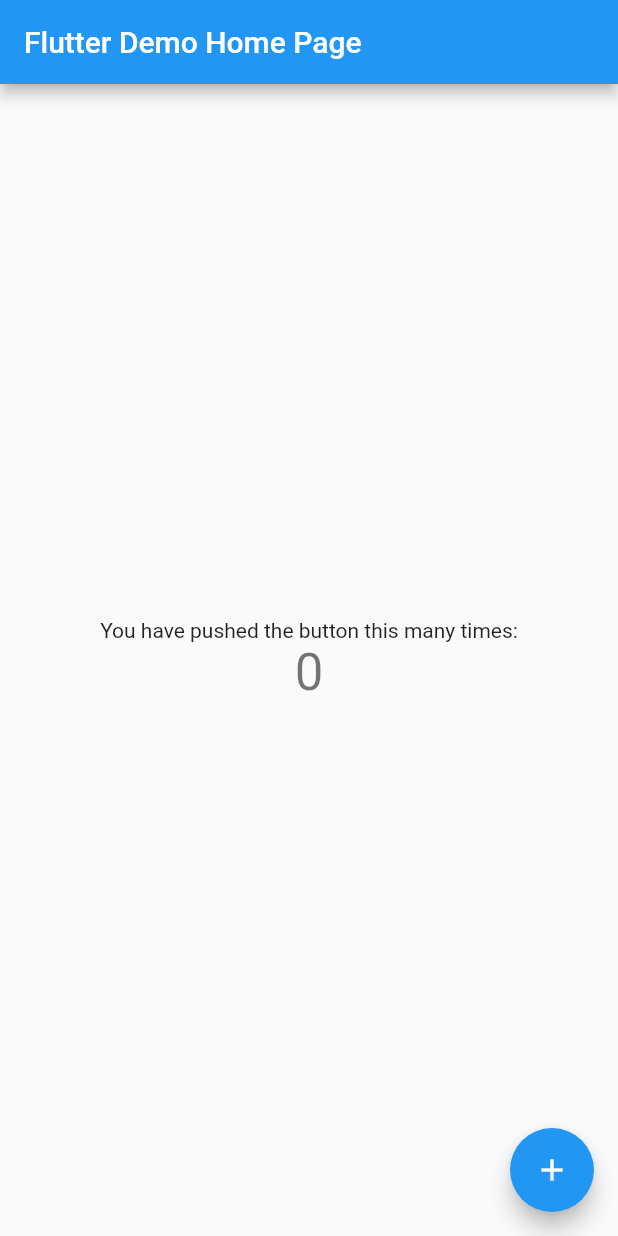
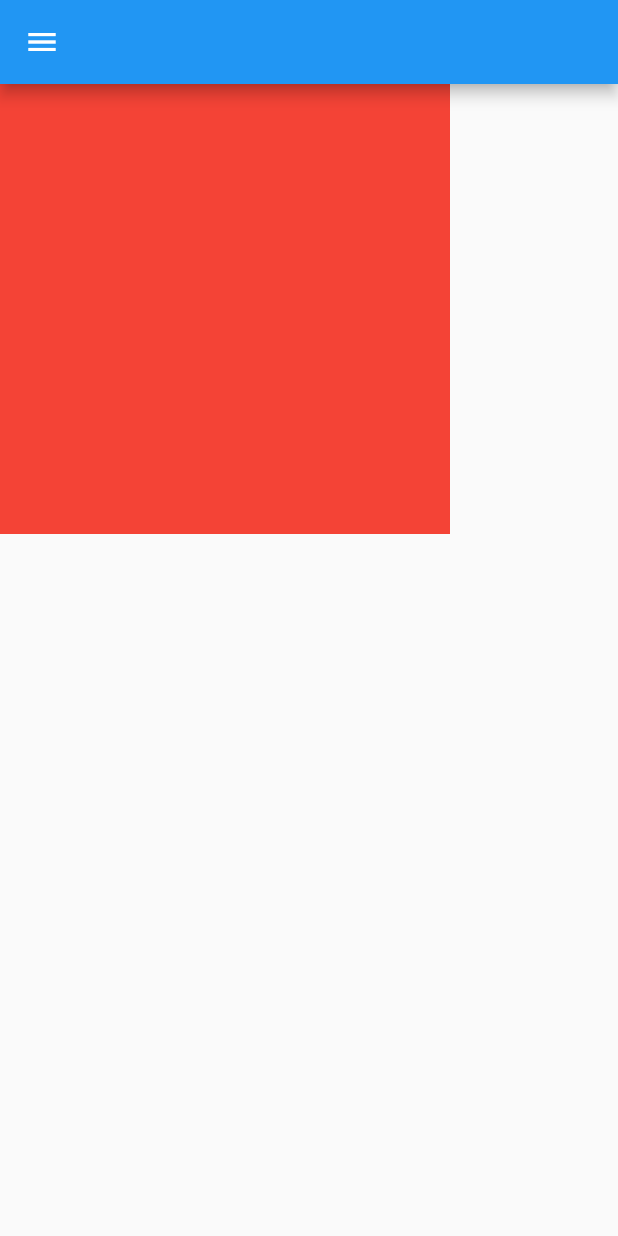
Before and after one commit to rajurai369/DSA, a Flutter app: the screen it shows after launch, on a phone screen of 412 x 824 dp. Run offline on Flutter 3.47's test engine with Material 2 defaults, Android fonts, the phone set to English and light mode, and no system bars.

Commit message:
view added

```diff
--- a/lib/main.dart
+++ b/lib/main.dart
@@ -1,3 +1,4 @@
+import 'package:dharanschool/view/home.dart';
 import 'package:flutter/material.dart';
 
 void main() {
@@ -11,6 +12,7 @@
   @override
   Widget build(BuildContext context) {
     return MaterialApp(
+      debugShowCheckedModeBanner: false,
       title: 'Flutter Demo',
       theme: ThemeData(
         // This is the theme of your application.
@@ -24,92 +26,7 @@
         // is not restarted.
         primarySwatch: Colors.blue,
       ),
-      home: const MyHomePage(title: 'Flutter Demo Home Page'),
+      home: const HomeView(),
     );
   }
 }
-
-class MyHomePage extends StatefulWidget {
-  const MyHomePage({super.key, required this.title});
-
-  // This widget is the home page of your application. It is stateful, meaning
-  // that it has a State object (defined below) that contains fields that affect
-  // how it looks.
-
-  // This class is the configuration for the state. It holds the values (in this
-  // case the title) provided by the parent (in this case the App widget) and
-  // used by the build method of the State. Fields in a Widget subclass are
-  // always marked "final".
-
-  final String title;
-
-  @override
-  State<MyHomePage> createState() => _MyHomePageState();
-}
-
-class _MyHomePageState extends State<MyHomePage> {
-  int _counter = 0;
-
-  void _incrementCounter() {
-    setState(() {
-      // This call to setState tells the Flutter framework that something has
-      // changed in this State, which causes it to rerun the build method below
-      // so that the display can reflect the updated values. If we changed
-      // _counter without calling setState(), then the build method would not be
-      // called again, and so nothing would appear to happen.
-      _counter++;
-    });
-  }
-
-  @override
-  Widget build(BuildContext context) {
-    // This method is rerun every time setState is called, for instance as done
-    // by the _incrementCounter method above.
-    //
-    // The Flutter framework has been optimized to make rerunning build methods
-    // fast, so that you can just rebuild anything that needs updating rather
-    // than having to individually change instances of widgets.
-    return Scaffold(
-      appBar: AppBar(
-        // Here we take the value from the MyHomePage object that was created by
-        // the App.build method, and use it to set our appbar title.
-        title: Text(widget.title),
-      ),
-      body: Center(
-        // Center is a layout widget. It takes a single child and positions it
-        // in the middle of the parent.
-        child: Column(
-          // Column is also a layout widget. It takes a list of children and
-          // arranges them vertically. By default, it sizes itself to fit its
-          // children horizontally, and tries to be as tall as its parent.
-          //
-          // Invoke "debug painting" (press "p" in the console, choose the
-          // "Toggle Debug Paint" action from the Flutter Inspector in Android
-          // Studio, or the "Toggle Debug Paint" command in Visual Studio Code)
-          // to see the wireframe for each widget.
-          //
-          // Column has various properties to control how it sizes itself and
-          // how it positions its children. Here we use mainAxisAlignment to
-          // center the children vertically; the main axis here is the vertical
-          // axis because Columns are vertical (the cross axis would be
-          // horizontal).
-          mainAxisAlignment: MainAxisAlignment.center,
-          children: <Widget>[
-            const Text(
-              'You have pushed the button this many times:',
-            ),
-            Text(
-              '$_counter',
-              style: Theme.of(context).textTheme.headline4,
-            ),
-          ],
-        ),
-      ),
-      floatingActionButton: FloatingActionButton(
-        onPressed: _incrementCounter,
-        tooltip: 'Increment',
-        child: const Icon(Icons.add),
-      ), // This trailing comma makes auto-formatting nicer for build methods.
-    );
-  }
-}
--- /dev/null
+++ b/lib/view/home.dart
@@ -0,0 +1,25 @@
+import 'package:flutter/material.dart';
+
+class HomeView extends StatelessWidget {
+  const HomeView({super.key});
+
+  @override
+  Widget build(BuildContext context) {
+    return SafeArea(
+      child: Scaffold(
+        drawer: Drawer(),
+        appBar: AppBar(),
+        body:Column(
+          children: [
+            Container(
+              height: 300,
+              width: 300,
+              color: Colors.red,
+            ),
+          ],
+        )
+        ),
+
+    );
+  }
+}
--- a/pubspec.yaml
+++ b/pubspec.yaml
@@ -36,6 +36,7 @@
   # The following adds the Cupertino Icons font to your application.
   # Use with the CupertinoIcons class for iOS style icons.
   cupertino_icons: ^1.0.2
+  get: ^4.6.5
 
 dev_dependencies:
   flutter_test:
```
Also changed, not shown: lib/view/login.dart (added), lib/view/register.dart (added), lib/view/splash.dart (added), pubspec.lock.
